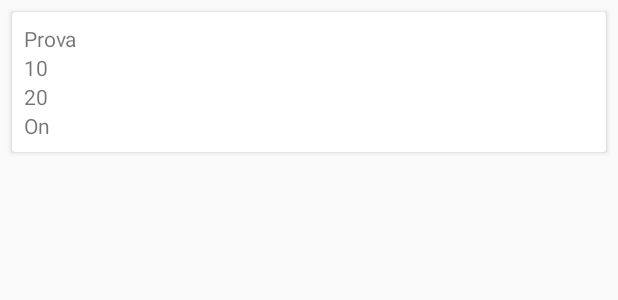
After one commit to nico9779/ProgettoESP, an Android app: the layout alarm_item.xml on its own in the app's theme, with its tools: preview values and no code run, on a phone screen of 412 x 824 dp. The commit adds this screen. Shown: the top 300 px of the screen. Run offline under Robolectric (Android 15) with nearby library versions, the phone set to English and light mode, and no system bars.

Commit message:
Costruito il database per le sveglie e il RecycleView per mostrarle nella main Activity

```diff
--- a/app/src/main/AndroidManifest.xml
+++ b/app/src/main/AndroidManifest.xml
@@ -10,8 +10,10 @@
         android:supportsRtl="true"
         android:theme="@style/AppTheme">
         <activity android:name=".ActivityAddNote"></activity>
-        <activity android:name=".ActivityAddAlarm" />
-        <activity android:name=".MainActivity">
+        <activity android:name=".ActivityAddAlarm"
+            android:parentActivityName=".MainActivity"/>
+        <activity android:name=".MainActivity"
+            android:launchMode="singleTop">
             <intent-filter>
                 <action android:name="android.intent.action.MAIN" />
 
--- a/app/src/main/java/it/gliandroidiani/progettoesp/MainActivity.java
+++ b/app/src/main/java/it/gliandroidiani/progettoesp/MainActivity.java
@@ -2,6 +2,7 @@ package it.gliandroidiani.progettoesp;
 
 import android.content.Intent;
 import android.support.annotation.NonNull;
+import android.support.annotation.Nullable;
 import android.support.design.widget.BottomNavigationView;
 import android.support.v4.app.Fragment;
 import android.support.v4.app.FragmentTransaction;
@@ -9,9 +10,11 @@ import android.support.v7.app.AppCompatActivity;
 import android.os.Bundle;
 import android.view.MenuItem;
 import android.view.View;
+import android.widget.Toast;
 
 public class MainActivity extends AppCompatActivity {
 
+    public static final int ADD_ALARM_REQUEST = 1;
     private BottomNavigationView navigationView;
 
     @Override
@@ -65,7 +68,7 @@ public class MainActivity extends AppCompatActivity {
         if(selected==R.id.alarm)
         {
             intent = new Intent(this, ActivityAddAlarm.class);
-            startActivity(intent);
+            startActivityForResult(intent, ADD_ALARM_REQUEST);
         }
         else if(selected==R.id.note){
             intent = new Intent(this, ActivityAddNote.class);
--- /dev/null
+++ b/app/src/main/res/layout/alarm_item.xml
@@ -0,0 +1,43 @@
+<?xml version="1.0" encoding="utf-8"?>
+<android.support.v7.widget.CardView xmlns:android="http://schemas.android.com/apk/res/android"
+    android:layout_width="match_parent"
+    android:layout_height="wrap_content"
+    android:layout_marginEnd="8dp"
+    android:layout_marginStart="8dp"
+    android:layout_marginTop="8dp">
+
+    <RelativeLayout
+        android:layout_width="wrap_content"
+        android:layout_height="wrap_content"
+        android:padding="8dp">
+
+        <TextView
+            android:id="@+id/alarm_title_item"
+            android:layout_width="wrap_content"
+            android:layout_height="wrap_content"
+            android:text="Prova"/>
+
+        <TextView
+            android:id="@+id/alarm_hour_item"
+            android:layout_width="wrap_content"
+            android:layout_height="wrap_content"
+            android:layout_below="@id/alarm_title_item"
+            android:text="10"/>
+
+        <TextView
+            android:id="@+id/alarm_minute_item"
+            android:layout_width="wrap_content"
+            android:layout_height="wrap_content"
+            android:layout_below="@id/alarm_hour_item"
+            android:text="20"/>
+
+        <TextView
+            android:id="@+id/alarm_vibration_item"
+            android:layout_width="wrap_content"
+            android:layout_height="wrap_content"
+            android:layout_below="@id/alarm_minute_item"
+            android:text="On"/>
+
+    </RelativeLayout>
+
+</android.support.v7.widget.CardView>
```
Also changed, not shown: app/build.gradle (+6 -3 lines), app/src/main/java/it/gliandroidiani/progettoesp/ActivityAddAlarm.java (+34 -5 lines), app/src/main/java/it/gliandroidiani/progettoesp/Alarm.java (+9 -2 lines), app/src/main/java/it/gliandroidiani/progettoesp/AlarmAdapter.java (added, +58 -0 lines), app/src/main/java/it/gliandroidiani/progettoesp/AlarmDao.java (+19 -1 lines), app/src/main/java/it/gliandroidiani/progettoesp/AlarmFragment.java (+42 -6 lines), app/src/main/java/it/gliandroidiani/progettoesp/AlarmRepository.java (added, +98 -0 lines), app/src/main/java/it/gliandroidiani/progettoesp/AlarmViewModel.java (added, +40 -0 lines), app/src/main/java/it/gliandroidiani/progettoesp/AppDatabase.java (+44 -0 lines), app/src/main/res/layout/fragment_alarm.xml (+12 -5 lines).
